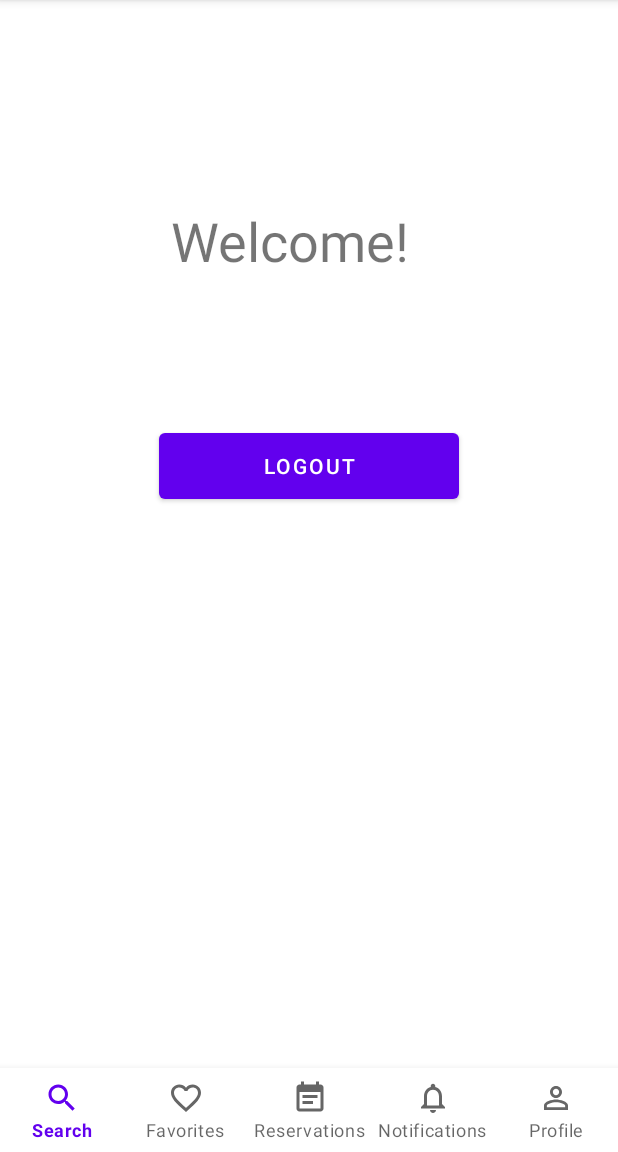
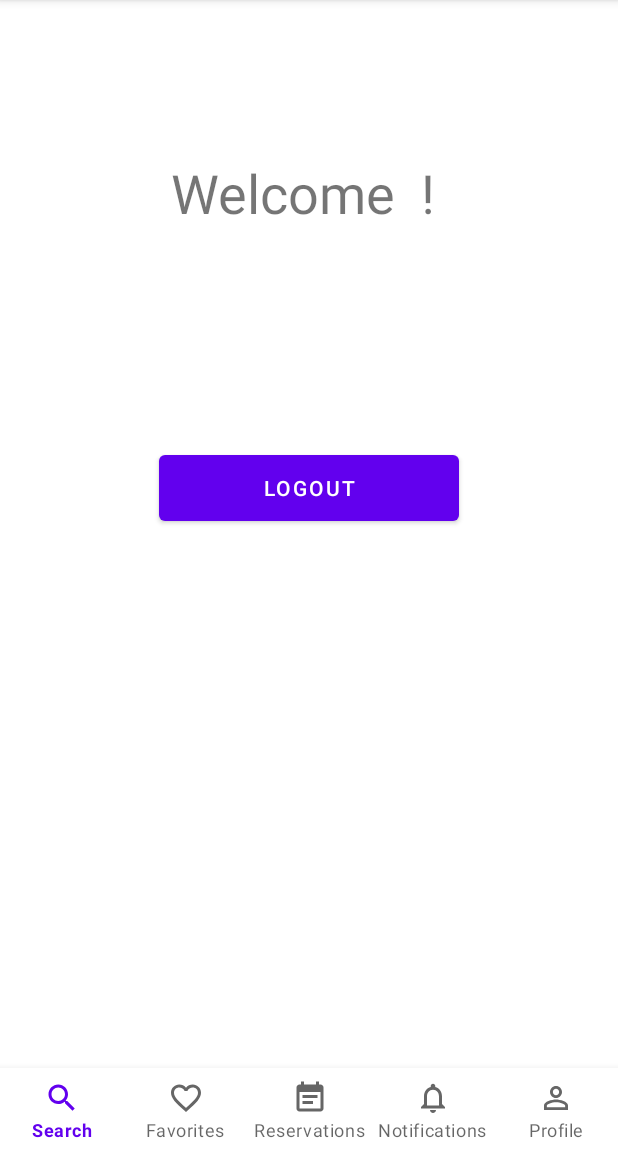
Before and after one commit to Alvarodb/tour-mobile-app, an Android app: the LogoutFragment screen opened through its navigation route, on a phone screen of 412 x 824 dp, the part 84-1236 px from its top. Run offline under Robolectric (Android 15) with nearby library versions, the phone set to English and light mode, and no system bars; our stand-ins replace navigation-ui.

```diff
--- a/app/src/main/java/com/app/tours/fragments/LogoutFragment.kt
+++ b/app/src/main/java/com/app/tours/fragments/LogoutFragment.kt
@@ -26,6 +26,8 @@ class LogoutFragment : Fragment() {
             preferences.edit().remove("user_logged").apply()
             Navigation.findNavController(view).navigate(R.id.action_logoutFragment_to_loginFragment)
         }
+        val userLogged = preferences.getString("user_logged","")
+        view.tvGreeting.text = "Welcome $userLogged !"
         return view
     }
 }
--- a/app/src/main/java/com/app/tours/services/ServiceBuilder.kt
+++ b/app/src/main/java/com/app/tours/services/ServiceBuilder.kt
@@ -5,7 +5,7 @@ import retrofit2.converter.gson.GsonConverterFactory
 
 object ServiceBuilder {
 
-    var BASE_URL = "http://75e0884b3f46.ngrok.io"
+    var BASE_URL = "http://29ba8b450a5a.ngrok.io/"
 
     val retrofit : Retrofit = Retrofit.Builder()
         .addConverterFactory(GsonConverterFactory.create())
--- a/app/src/main/res/layout/fragment_logout.xml
+++ b/app/src/main/res/layout/fragment_logout.xml
@@ -23,16 +23,16 @@
 
     <TextView
         android:id="@+id/tvGreeting"
-        android:layout_width="310dp"
-        android:layout_height="57dp"
+        android:layout_width="328dp"
+        android:layout_height="118dp"
         android:layout_marginStart="38dp"
-        android:layout_marginTop="136dp"
+        android:layout_marginTop="104dp"
         android:layout_marginEnd="63dp"
         android:text="@string/greeting"
         android:textAlignment="center"
         android:textSize="36sp"
         app:layout_constraintEnd_toEndOf="parent"
-        app:layout_constraintHorizontal_bias="1.0"
+        app:layout_constraintHorizontal_bias="0.0"
         app:layout_constraintStart_toStartOf="parent"
         app:layout_constraintTop_toTopOf="parent"
         tools:text="@string/greeting" />
```
Also changed, not shown: app/src/main/java/com/app/tours/fragments/LoginFragment.kt (+19 -3 lines), app/src/main/java/com/app/tours/fragments/RegisterFragment.kt (+6 -7 lines), app/src/main/res/values/strings.xml (+7 -0 lines).
